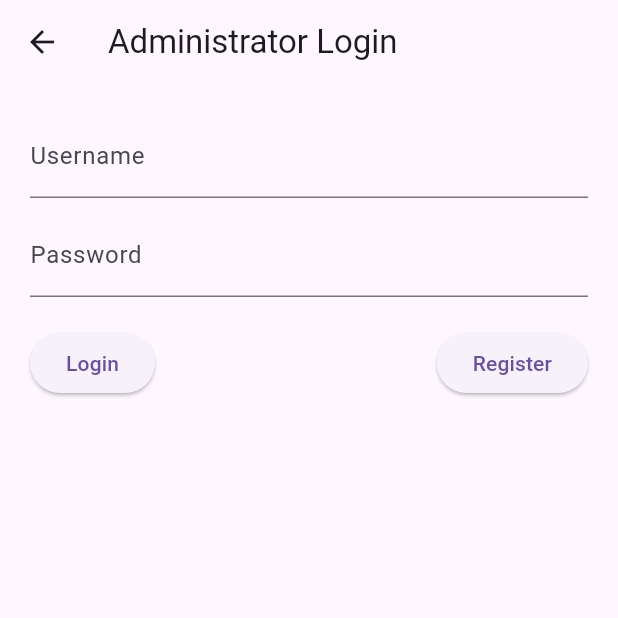
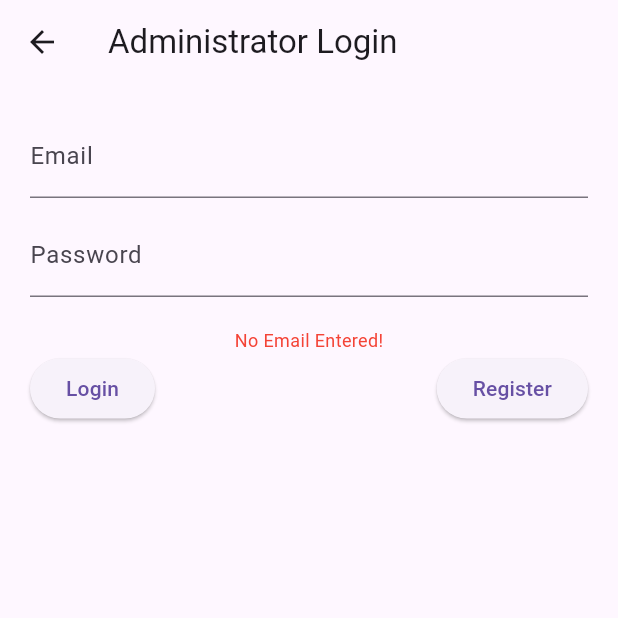
Before and after one commit to dekatko/anon_cast, a Flutter app: the AdministratorLoginScreen screen opened directly, after a tap on "Login", on a phone screen of 412 x 824 dp, the top half of it. Run offline on Flutter 3.47's test engine with Material 3 defaults, Android fonts, the phone set to English and light mode, and no system bars; our stand-ins replace firebase_auth, firebase_core, flutter_secure_storage, hive, hive_flutter, logger; missing offline and left inert: pointycastle; accounts and stored records are empty; generated files the repository leaves out were written again.

Commit message:
Admin Login & Register FIrebase logic & Error handling

```diff
--- a/lib/main.dart
+++ b/lib/main.dart
@@ -6,6 +6,7 @@ import 'package:hive_flutter/adapters.dart';
 import 'firebase_options.dart';
 import 'models/chat_message.dart';
 import 'models/user.dart';
+import 'models/user_role.dart';
 
 void main() async {
   WidgetsFlutterBinding.ensureInitialized();
@@ -17,6 +18,9 @@ void main() async {
   // Registering the adapter
   Hive.registerAdapter(ChatMessageAdapter());
   Hive.registerAdapter(UserAdapter());
+  Hive.registerAdapter(UserRoleAdapter());
+
+  await Hive.openBox<User>('users');
 
   // Initialize Firebase
   await Firebase.initializeApp(
--- /dev/null
+++ b/lib/models/administrator.dart
@@ -0,0 +1,11 @@
+class Administrator {
+  final String id;
+  final String email;
+  final String password;
+
+  Administrator({
+    required this.id,
+    required this.email,
+    required this.password,
+  });
+}
--- a/lib/screens/administrator_login_screen.dart
+++ b/lib/screens/administrator_login_screen.dart
@@ -1,9 +1,12 @@
+import 'package:collection/collection.dart';
+import 'package:firebase_auth/firebase_auth.dart';
 import 'package:flutter/material.dart';
 import 'package:hive/hive.dart';
 import 'package:logger/logger.dart';
 
 import '../models/user.dart';
 import '../models/user_role.dart';
+import 'administrator_dashboard_screen.dart';
 import 'administrator_register_screen.dart';
 
 final log = Logger();
@@ -16,11 +19,10 @@ class AdministratorLoginScreen extends StatefulWidget {
 }
 
 class _AdministratorLoginScreenState extends State<AdministratorLoginScreen> {
-  String _username = '';
+  String _email = '';
   String _password = '';
   bool _isLoading = false; // Flag for login progress
-
-  // final _userBox = Hive.box<User>('users');
+  String _errorMessage = ''; // String to store login error message
 
   @override
   Widget build(BuildContext context) {
@@ -34,9 +36,9 @@ class _AdministratorLoginScreenState extends State<AdministratorLoginScreen> {
           children: [
             TextField(
               decoration: const InputDecoration(
-                labelText: 'Username',
+                labelText: 'Email',
               ),
-              onChanged: (value) => setState(() => _username = value),
+              onChanged: (value) => setState(() => _email = value),
             ),
             const SizedBox(height: 10.0),
             TextField(
@@ -47,6 +49,10 @@ class _AdministratorLoginScreenState extends State<AdministratorLoginScreen> {
               onChanged: (value) => setState(() => _password = value),
             ),
             const SizedBox(height: 20.0),
+            Text(
+              _errorMessage, // Display login error message (if any)
+              style: TextStyle(color: Colors.red, fontSize: 12.0),
+            ),
             Row(
               // Place Login and Register buttons side-by-side
               mainAxisAlignment: MainAxisAlignment.spaceBetween,
@@ -54,9 +60,25 @@ class _AdministratorLoginScreenState extends State<AdministratorLoginScreen> {
                 _isLoading
                     ? const CircularProgressIndicator()
                     : ElevatedButton(
-                  onPressed: () {
-                    // Implement login logic for administrator
-                    // (validation, error handling, navigation)
+                  onPressed: () async {
+                    setState(() {
+                      _isLoading = true;
+                      _errorMessage = ''; // Clear previous error
+                    });
+                    final userCredential = await loginAdministrator();
+                    setState(() => _isLoading = false);
+                    if (userCredential != null) {
+                      // Login successful, navigate to dashboard
+                      Navigator.push(
+                        context,
+                        MaterialPageRoute(
+                          builder: (context) => const AdministratorDashboardScreen(),
+                        ),
+                      );
+                    } else {
+                      // Login failed, show error message
+                      setState(() => _errorMessage = _errorMessage);
+                    }
                   },
                   child: const Text('Login'),
                 ),
@@ -75,24 +97,48 @@ class _AdministratorLoginScreenState extends State<AdministratorLoginScreen> {
     );
   }
 
-  Future<void> _registerUser() async {
-    // Form validation (optional)
-    if (_username.isEmpty || _password.isEmpty) {
-      // Show a dialog or display an error message
-      return;
+  Future<UserCredential?> loginAdministrator() async {
+    final auth = FirebaseAuth.instance;
+    try {
+      if(_email == '') {
+        _errorMessage = "No Email Entered!";
+        return null;
+      } else if(_password == '') {
+        _errorMessage = "No Password Entered!";
+        return null;
+      }
+      final userCredential = await auth.signInWithEmailAndPassword(
+        email: _email,
+        password: _password,
+      );
+      log.i("Administrator login successful!");
+      return userCredential;
+    } on FirebaseAuthException catch (e) {
+      log.e("Administrator login failed: ${e.message}");
+      // Handle login errors (e.g., show error message)
+      _errorMessage = e.message!;
+      return null;
     }
+  }
 
-    // Create a new User object using your existing User class
-    final newUser = User(
-      id: UniqueKey().toString(), // Assuming you need an ID
-      name: _username, // Assuming username maps to User.name
-      role: UserRole.primary_admin, // Or appropriate role for admin
-    );
+  String getErrorMessage(String currentMessage) {
+    // Map Firebase Auth exception codes to more user-friendly messages
+    final errorMap = {
+      'wrong-password': 'Incorrect email or password.',
+      'user-not-found': 'The email you entered does not exist.',
+      'invalid-email': 'Please enter a valid email address.',
+      'user-disabled': 'This account has been disabled.',
+      // Add more error codes and messages as needed
+    };
 
-    // Add the user to the Hive box
-    // await _userBox.add(newUser);
+    final errorCode = currentMessage.split(':').first.trim(); // Extract error code
 
-    // Show success message or perform other actions (optional)
-    print('User registered successfully!');
+    // Check if the error code exists in the map
+    if (errorMap.containsKey(errorCode)) {
+      return errorMap[errorCode]!;
+    } else {
+      // Default message for unknown errors
+      return 'Login failed. Please try again.';
+    }
   }
 }
--- a/lib/screens/administrator_register_screen.dart
+++ b/lib/screens/administrator_register_screen.dart
@@ -1,8 +1,9 @@
+import 'package:firebase_auth/firebase_auth.dart';
 import 'package:flutter/material.dart';
 import 'package:hive/hive.dart';
 import 'package:logger/logger.dart';
 
-import '../models/user.dart';
+import '../models/administrator.dart';
 import '../models/user_role.dart';
 
 final log = Logger();
@@ -15,7 +16,7 @@ class AdministratorRegisterScreen extends StatefulWidget {
 }
 
 class _AdministratorRegisterScreenState extends State<AdministratorRegisterScreen> {
-  String _username = '';
+  String _email = '';
   String _password = '';
   String _confirmPassword = '';
   bool _isLoading = false; // Flag for registration progress
@@ -32,9 +33,9 @@ class _AdministratorRegisterScreenState extends State<AdministratorRegisterScree
           children: [
             TextField(
               decoration: const InputDecoration(
-                labelText: 'Username',
+                labelText: 'Email',
               ),
-              onChanged: (value) => setState(() => _username = value),
+              onChanged: (value) => setState(() => _email = value),
             ),
             const SizedBox(height: 10.0),
             TextField(
@@ -56,7 +57,7 @@ class _AdministratorRegisterScreenState extends State<AdministratorRegisterScree
             _isLoading
                 ? const CircularProgressIndicator()
                 : ElevatedButton(
-              onPressed: () => _registerUser(),
+              onPressed: () => registerAdministrator(),
               child: const Text('Register'),
             ),
           ],
@@ -65,39 +66,67 @@ class _AdministratorRegisterScreenState extends State<AdministratorRegisterScree
     );
   }
 
-  Future<void> _registerUser() async {
-    // Form validation (optional)
-    if (_username.isEmpty || _password.isEmpty || _confirmPassword.isEmpty) {
-      // Show a dialog or display an error message
-      return;
-    }
+  // Future<void> _registerUser() async {
+  //   // Form validation (optional)
+  //   if (_username.isEmpty || _password.isEmpty || _confirmPassword.isEmpty) {
+  //     // Show a dialog or display an error message
+  //     return;
+  //   }
+  //
+  //   if (_password != _confirmPassword) {
+  //     // Show an error message about password mismatch
+  //     return;
+  //   }
+  //
+  //   // Create a new User object assuming your User class has these properties
+  //   final newUser = User(
+  //     id: UniqueKey().toString(), // Assuming you need an ID
+  //     name: _username, // Assuming username maps to User.name
+  //     role: UserRole.primary_admin,
+  //     password: _password, // Or appropriate role for admin
+  //   );
+  //
+  //   // Open Hive box for User data (assuming a box named "users")
+  //   final userBox = await Hive.openBox<User>('users');
+  //
+  //   try {
+  //     // Add the user to the Hive box
+  //     await userBox.add(newUser);
+  //
+  //     // Show success message or perform other actions (optional)
+  //     log.i('Administrator registered successfully!');
+  //     Navigator.pop(context); // Navigate back to AdministratorLoginScreen
+  //   } catch (error) {
+  //     // Handle potential errors during Hive operation
+  //     log.e('Error registering user: $error');
+  //     // Show an error message to the user (optional)
+  //   }
+  // }
 
-    if (_password != _confirmPassword) {
-      // Show an error message about password mismatch
-      return;
-    }
+  Future<void> registerAdministrator() async {
+    final auth = FirebaseAuth.instance;
+    try {
+      final userCredential = await auth.createUserWithEmailAndPassword(
+        email: _email,
+        password: _password,
+      );
 
-    // Create a new User object assuming your User class has these properties
-    final newUser = User(
-      id: UniqueKey().toString(), // Assuming you need an ID
-      name: _username, // Assuming username maps to User.name
-      role: UserRole.primary_admin, // Or appropriate role for admin
-    );
+      // Generate a unique ID for the administrator
+      final administratorId = userCredential.user!.uid;
 
-    // Open Hive box for User data (assuming a box named "users")
-    final userBox = await Hive.openBox<User>('users');
+      // Create and potentially save the administrator object (optional)
+      final administrator = Administrator(
+        id: administratorId,
+        email: _email,
+        password: _password, // Consider hashing password before storing
+      );
 
-    try {
-      // Add the user to the Hive box
-      await userBox.add(newUser);
+      // ... (Optional) Save administrator data using Hive or other storage
 
-      // Show success message or perform other actions (optional)
-      log.i('Administrator registered successfully!');
-      Navigator.pop(context); // Navigate back to AdministratorLoginScreen
-    } catch (error) {
-      // Handle potential errors during Hive operation
-      log.e('Error registering user: $error');
-      // Show an error message to the user (optional)
+      log.i("Administrator registration successful!");
+    } on FirebaseAuthException catch (e) {
+      log.e("Administrator registration failed: ${e.message}");
+      // Handle registration errors (e.g., show error message)
     }
   }
 }
--- a/pubspec.yaml
+++ b/pubspec.yaml
@@ -47,6 +47,8 @@ dependencies:
   path_provider: ^2.1.3
   isar_flutter_libs: ^4.0.0-dev.13
   hive_generator: ^2.0.1
+  crypto: ^3.0.3
+  collection: ^1.18.0
 
 dev_dependencies:
   flutter_test:
```
Also changed, not shown: lib/models/user.dart (+27 -1 lines), lib/models/user_role.dart (+13 -1 lines), lib/screens/administrator_dashboard_screen.dart (added, +83 -0 lines), lib/screens/login_screen.dart (+20 -1 lines), lib/models/user.g.dart, pubspec.lock.
